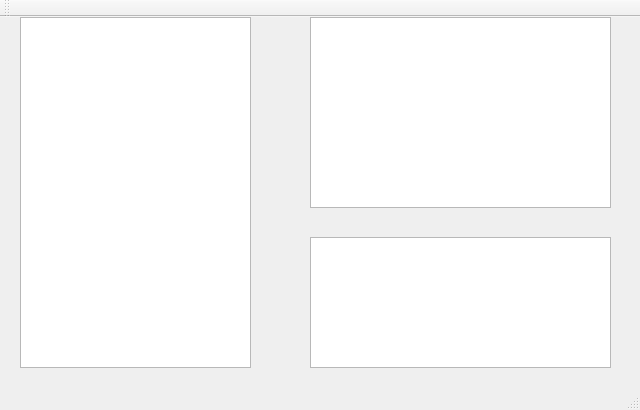
Above: NativeClient/mainwindow.ui from Patresss/AppStore-Server before the change. Below: the same form after it.
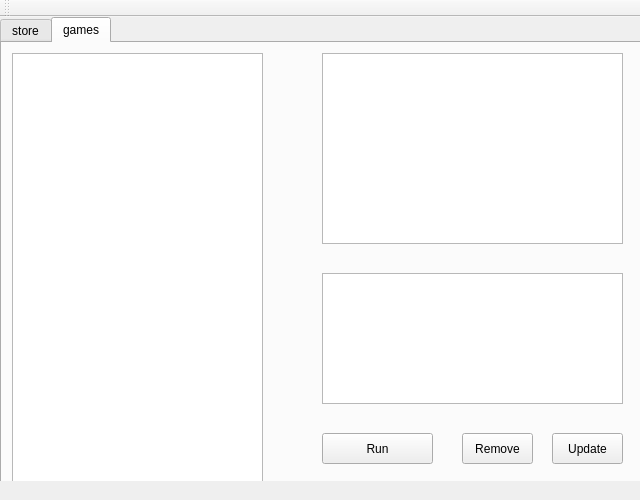
That is the form after the change. The open tabs and pages were chosen to show the change.

Patch:
```diff
--- a/NativeClient/mainwindow.ui
+++ b/NativeClient/mainwindow.ui
@@ -10,32 +10,53 @@
     <x>0</x>
     <y>0</y>
     <width>640</width>
-    <height>410</height>
+    <height>500</height>
    </rect>
   </property>
   <property name="minimumSize">
    <size>
     <width>640</width>
-    <height>410</height>
+    <height>500</height>
    </size>
   </property>
   <property name="maximumSize">
    <size>
     <width>640</width>
-    <height>420</height>
+    <height>500</height>
    </size>
   </property>
+  <property name="font">
+   <font>
+    <kerning>true</kerning>
+   </font>
+  </property>
   <property name="windowTitle">
    <string>App Store</string>
   </property>
   <widget class="QWidget" name="centralWidget">
-   <widget class="QListWidget" name="listWidget">
+   <widget class="QTabWidget" name="tabWidget">
     <property name="geometry">
      <rect>
-      <x>20</x>
+      <x>0</x>
       <y>0</y>
-      <width>231</width>
-      <height>351</height>
+      <width>651</width>
+      <height>521</height>
+     </rect>
+    </property>
+    <property name="currentIndex">
+     <number>0</number>
+    </property>
+    <widget class="QWidget" name="store_tab">
+     <attribute name="title">
+      <string>store</string>
+     </attribute>
+     <widget class="QListWidget" name="gamesStore_listWidget">
+      <property name="geometry">
+       <rect>
+        <x>10</x>
+        <y>10</y>
+        <width>251</width>
+        <height>441</height>
      </rect>
     </property>
     <property name="minimumSize">
@@ -54,18 +75,28 @@
    <widget class="QGraphicsView" name="game_image">
     <property name="geometry">
      <rect>
-      <x>310</x>
-      <y>0</y>
+        <x>320</x>
+        <y>10</y>
       <width>301</width>
       <height>191</height>
      </rect>
     </property>
    </widget>
+     <widget class="QTextBrowser" name="game_description_tb">
+      <property name="geometry">
+       <rect>
+        <x>320</x>
+        <y>230</y>
+        <width>301</width>
+        <height>131</height>
+       </rect>
+      </property>
+     </widget>
    <widget class="QLabel" name="game_name_label">
     <property name="geometry">
      <rect>
-      <x>310</x>
-      <y>200</y>
+        <x>320</x>
+        <y>210</y>
       <width>141</width>
       <height>16</height>
      </rect>
@@ -87,15 +118,193 @@
      <string/>
     </property>
    </widget>
-   <widget class="QTextBrowser" name="game_description_tb">
+     <widget class="QPushButton" name="installGame_button">
     <property name="geometry">
      <rect>
-      <x>310</x>
-      <y>220</y>
+        <x>510</x>
+        <y>390</y>
+        <width>111</width>
+        <height>31</height>
+       </rect>
+      </property>
+      <property name="autoFillBackground">
+       <bool>false</bool>
+      </property>
+      <property name="text">
+       <string>Install game</string>
+      </property>
+      <property name="checkable">
+       <bool>false</bool>
+      </property>
+      <property name="autoDefault">
+       <bool>false</bool>
+      </property>
+      <property name="default">
+       <bool>false</bool>
+      </property>
+     </widget>
+     <widget class="QPushButton" name="run_Store_Button">
+      <property name="geometry">
+       <rect>
+        <x>320</x>
+        <y>390</y>
+        <width>111</width>
+        <height>31</height>
+       </rect>
+      </property>
+      <property name="text">
+       <string>Run</string>
+      </property>
+     </widget>
+    </widget>
+    <widget class="QWidget" name="games_tab">
+     <attribute name="title">
+      <string>games</string>
+     </attribute>
+     <widget class="QPushButton" name="run_button">
+      <property name="geometry">
+       <rect>
+        <x>320</x>
+        <y>390</y>
+        <width>111</width>
+        <height>31</height>
+       </rect>
+      </property>
+      <property name="autoFillBackground">
+       <bool>false</bool>
+      </property>
+      <property name="text">
+       <string>Run</string>
+      </property>
+      <property name="checkable">
+       <bool>false</bool>
+      </property>
+      <property name="autoDefault">
+       <bool>false</bool>
+      </property>
+      <property name="default">
+       <bool>false</bool>
+      </property>
+     </widget>
+     <widget class="QGraphicsView" name="game_image_2">
+      <property name="geometry">
+       <rect>
+        <x>320</x>
+        <y>10</y>
+        <width>301</width>
+        <height>191</height>
+       </rect>
+      </property>
+     </widget>
+     <widget class="QLabel" name="game_name_label_2">
+      <property name="geometry">
+       <rect>
+        <x>320</x>
+        <y>210</y>
+        <width>141</width>
+        <height>16</height>
+       </rect>
+      </property>
+      <property name="text">
+       <string/>
+      </property>
+     </widget>
+     <widget class="QLabel" name="game_version_label_2">
+      <property name="geometry">
+       <rect>
+        <x>480</x>
+        <y>210</y>
+        <width>141</width>
+        <height>16</height>
+       </rect>
+      </property>
+      <property name="text">
+       <string/>
+      </property>
+     </widget>
+     <widget class="QListWidget" name="listWidget">
+      <property name="geometry">
+       <rect>
+        <x>10</x>
+        <y>10</y>
+        <width>251</width>
+        <height>441</height>
+       </rect>
+      </property>
+      <property name="minimumSize">
+       <size>
+        <width>0</width>
+        <height>0</height>
+       </size>
+      </property>
+      <property name="iconSize">
+       <size>
+        <width>30</width>
+        <height>30</height>
+       </size>
+      </property>
+     </widget>
+     <widget class="QTextBrowser" name="game_description_tb_2">
+      <property name="geometry">
+       <rect>
+        <x>320</x>
+        <y>230</y>
       <width>301</width>
       <height>131</height>
      </rect>
     </property>
+     </widget>
+     <widget class="QPushButton" name="remove_button">
+      <property name="geometry">
+       <rect>
+        <x>460</x>
+        <y>390</y>
+        <width>71</width>
+        <height>31</height>
+       </rect>
+      </property>
+      <property name="autoFillBackground">
+       <bool>false</bool>
+      </property>
+      <property name="text">
+       <string>Remove</string>
+      </property>
+      <property name="checkable">
+       <bool>false</bool>
+      </property>
+      <property name="autoDefault">
+       <bool>false</bool>
+      </property>
+      <property name="default">
+       <bool>false</bool>
+      </property>
+     </widget>
+     <widget class="QPushButton" name="update_button">
+      <property name="geometry">
+       <rect>
+        <x>550</x>
+        <y>390</y>
+        <width>71</width>
+        <height>31</height>
+       </rect>
+      </property>
+      <property name="autoFillBackground">
+       <bool>false</bool>
+      </property>
+      <property name="text">
+       <string>Update</string>
+      </property>
+      <property name="checkable">
+       <bool>false</bool>
+      </property>
+      <property name="autoDefault">
+       <bool>false</bool>
+      </property>
+      <property name="default">
+       <bool>false</bool>
+      </property>
+     </widget>
+    </widget>
    </widget>
   </widget>
   <widget class="QMenuBar" name="menuBar">
@@ -116,7 +325,14 @@
     <bool>false</bool>
    </attribute>
   </widget>
-  <widget class="QStatusBar" name="statusBar"/>
+  <widget class="QStatusBar" name="statusBar">
+   <property name="enabled">
+    <bool>false</bool>
+   </property>
+   <property name="sizeGripEnabled">
+    <bool>false</bool>
+   </property>
+  </widget>
  </widget>
  <layoutdefault spacing="6" margin="11"/>
  <resources/>
```
Left out of the diff: 4 changed lines with no effect on the pictures. Lines whose indentation alone changed are shown as unchanged.
